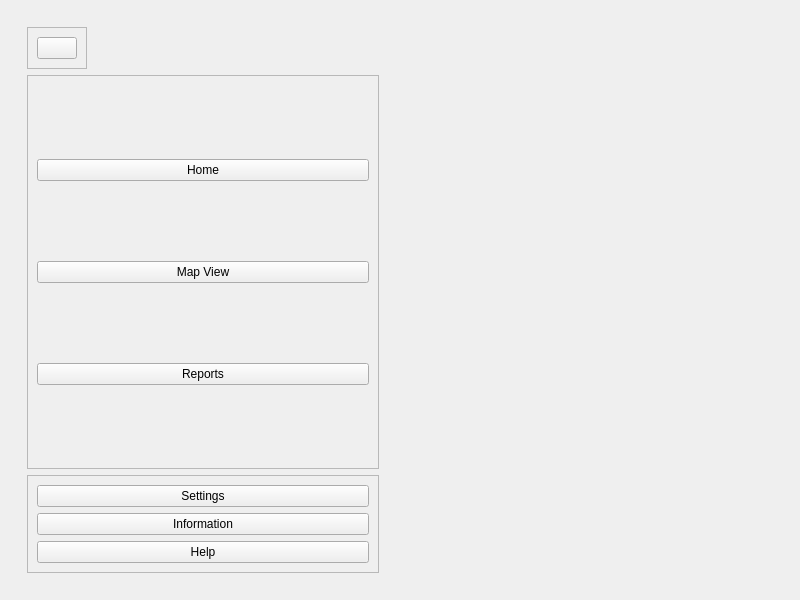
Old version of the form AsterixDecoder/interface.ui in the repository marmengolroig/Obelix.
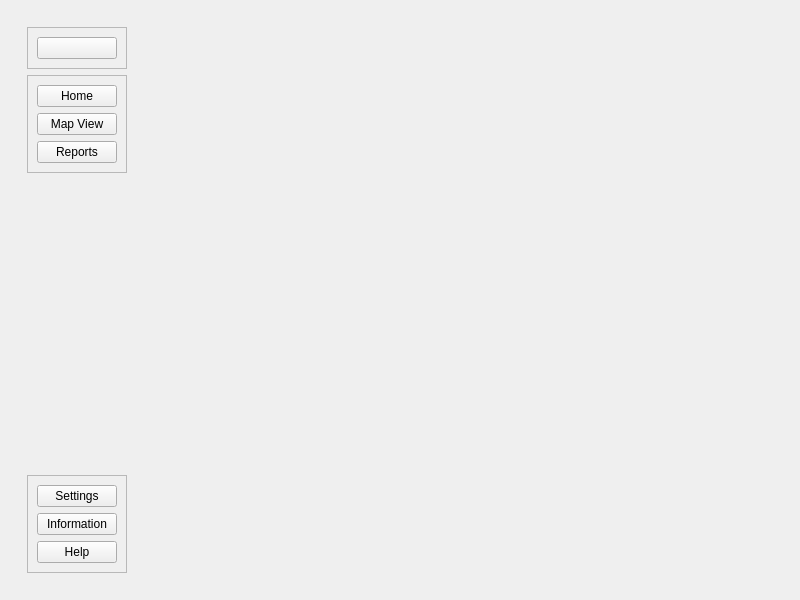
New version of the form. Icons and pictures are not drawn.

```diff
--- a/AsterixDecoder/interface.ui
+++ b/AsterixDecoder/interface.ui
@@ -15,13 +15,13 @@
   </property>
   <widget class="QWidget" name="centralwidget">
    <layout class="QHBoxLayout" name="horizontalLayout">
-    <item>
+    <item alignment="Qt::AlignLeft">
      <widget class="QWidget" name="leftMenuContainer" native="true">
       <layout class="QVBoxLayout" name="verticalLayout">
-       <item>
+       <item alignment="Qt::AlignLeft">
         <widget class="QWidget" name="leftMenuSubcontainer" native="true">
          <layout class="QVBoxLayout" name="verticalLayout_2">
-          <item alignment="Qt::AlignLeft">
+          <item alignment="Qt::AlignTop">
            <widget class="QFrame" name="frame">
             <property name="frameShape">
              <enum>QFrame::StyledPanel</enum>
@@ -53,10 +53,10 @@
             </layout>
            </widget>
           </item>
-          <item>
+          <item alignment="Qt::AlignTop">
            <widget class="QFrame" name="frame_2">
             <property name="sizePolicy">
-             <sizepolicy hsizetype="Preferred" vsizetype="Expanding">
+             <sizepolicy hsizetype="Preferred" vsizetype="Preferred">
               <horstretch>0</horstretch>
               <verstretch>0</verstretch>
              </sizepolicy>
@@ -131,6 +131,19 @@
             </layout>
            </widget>
           </item>
+          <item>
+           <spacer name="verticalSpacer">
+            <property name="orientation">
+             <enum>Qt::Vertical</enum>
+            </property>
+            <property name="sizeHint" stdset="0">
+             <size>
+              <width>20</width>
+              <height>40</height>
+             </size>
+            </property>
+           </spacer>
+          </item>
           <item alignment="Qt::AlignBottom">
            <widget class="QFrame" name="frame_3">
             <property name="frameShape">
```
